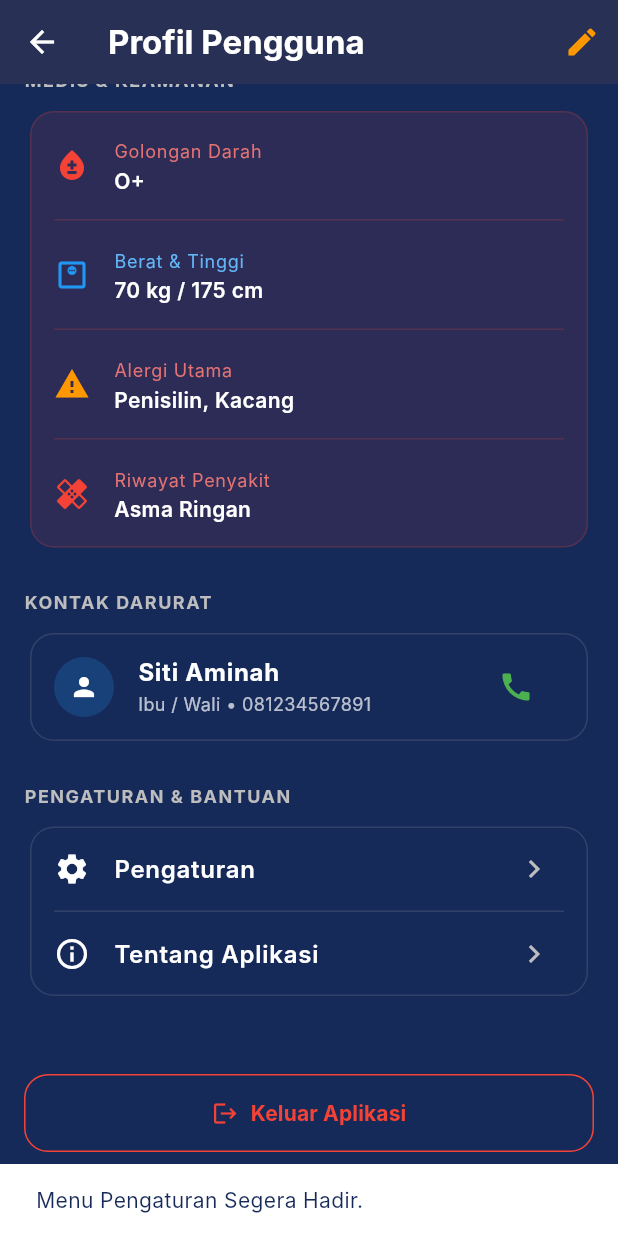
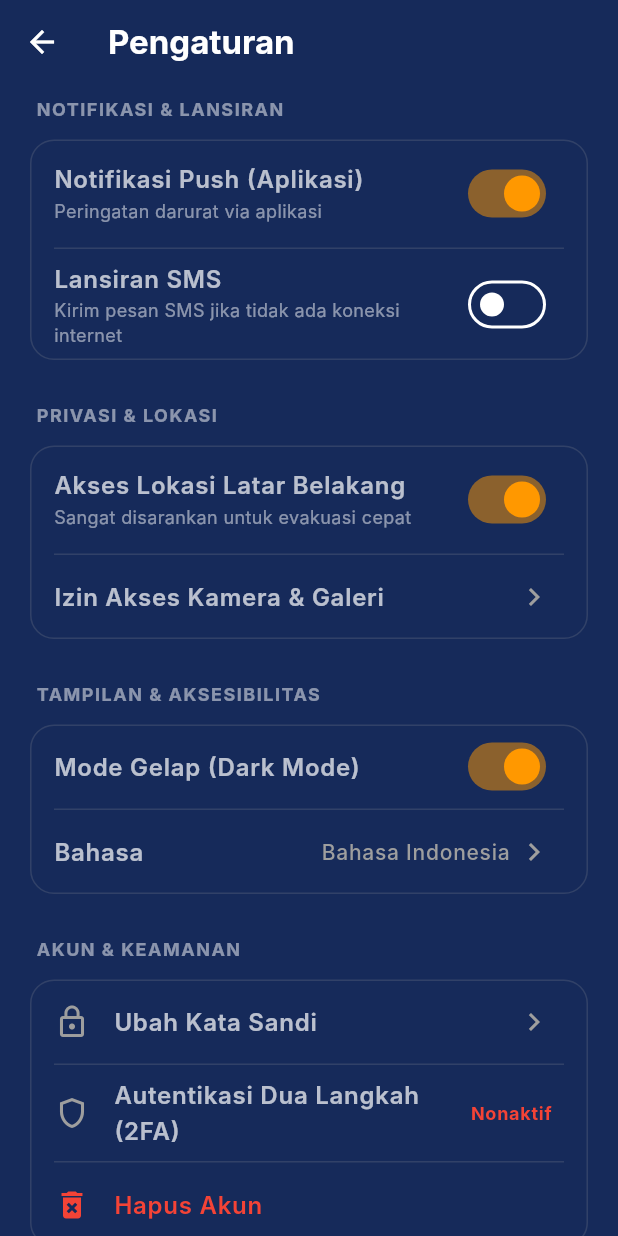
Before and after one commit to SuperBypassUdinnn/SIAGAKITA, a Flutter app: the ProfileScreen screen opened directly, scrolled down 576 dp, after a tap on "Pengaturan", on a phone screen of 412 x 824 dp. Run offline on Flutter 3.47's test engine with Material 3 defaults, Android fonts, the phone set to English and light mode, and no system bars; Roboto replaces fonts that are missing (Inter).

Commit message:
feat(profile): tambah halaman pengaturan dan tentang aplikasi

```diff
--- a/mobile-flutter/lib/features/masyarakat/profile_screen.dart
+++ b/mobile-flutter/lib/features/masyarakat/profile_screen.dart
@@ -2,6 +2,8 @@ import 'package:flutter/material.dart';
 import '../auth/login_screen.dart';
 import '../../core/models/user_model.dart';
 import 'edit_profile_screen.dart';
+import 'settings_screen.dart';
+import 'about_screen.dart';
 import 'volunteer_registration_screen.dart';
 
 class ProfileScreen extends StatefulWidget {
@@ -261,9 +263,7 @@ class _ProfileScreenState extends State<ProfileScreen> {
                         title: Text('Pengaturan', style: TextStyle(fontWeight: FontWeight.w600, color: primaryTextColor)),
                         trailing: Icon(Icons.chevron_right, color: hintColor),
                         onTap: () {
-                          ScaffoldMessenger.of(context).showSnackBar(
-                            const SnackBar(content: Text('Menu Pengaturan Segera Hadir.')),
-                          );
+                          Navigator.push(context, MaterialPageRoute(builder: (_) => const SettingsScreen()));
                         },
                       ),
                       Divider(height: 1, indent: 16, endIndent: 16, color: isDark ? Colors.grey.withValues(alpha: 0.2) : Colors.grey.shade200),
@@ -272,9 +272,7 @@ class _ProfileScreenState extends State<ProfileScreen> {
                         title: Text('Tentang Aplikasi', style: TextStyle(fontWeight: FontWeight.w600, color: primaryTextColor)),
                         trailing: Icon(Icons.chevron_right, color: hintColor),
                         onTap: () {
-                          ScaffoldMessenger.of(context).showSnackBar(
-                            const SnackBar(content: Text('Tentang SiagaKita v1.0.0 Segera Hadir.')),
-                          );
+                          Navigator.push(context, MaterialPageRoute(builder: (_) => const AboutScreen()));
                         },
                       ),
                     ],
--- /dev/null
+++ b/mobile-flutter/lib/features/masyarakat/settings_screen.dart
@@ -0,0 +1,213 @@
+import 'package:flutter/material.dart';
+
+class SettingsScreen extends StatefulWidget {
+  const SettingsScreen({super.key});
+
+  @override
+  State<SettingsScreen> createState() => _SettingsScreenState();
+}
+
+class _SettingsScreenState extends State<SettingsScreen> {
+  // Mock states for settings toggles
+  bool _pushNotifications = true;
+  bool _smsAlerts = false;
+  bool _locationTracking = true;
+  bool _darkMode = true;
+  String _language = 'Bahasa Indonesia';
+
+  @override
+  Widget build(BuildContext context) {
+    final colors = Theme.of(context).colorScheme;
+    final isDark = Theme.of(context).brightness == Brightness.dark;
+
+    final primaryTextColor = isDark ? Colors.white : const Color(0xFF0D1B3E);
+    final secondaryTextColor = isDark ? Colors.white70 : Colors.black87;
+    final cardColor = isDark ? colors.surfaceContainerHighest : Colors.white;
+
+    return Scaffold(
+      backgroundColor: colors.surface,
+      appBar: AppBar(
+        title: Text('Pengaturan', style: TextStyle(fontWeight: FontWeight.bold, color: primaryTextColor)),
+        backgroundColor: Colors.transparent,
+        elevation: 0,
+        iconTheme: IconThemeData(color: primaryTextColor),
+      ),
+      body: ListView(
+        padding: const EdgeInsets.symmetric(horizontal: 16, vertical: 8),
+        children: [
+          // 1. Notifikasi & Lansiran
+          _buildSectionHeader('NOTIFIKASI & LANSIRAN', colors),
+          Card(
+            color: cardColor,
+            elevation: isDark ? 0 : 2,
+            shape: RoundedRectangleBorder(
+              borderRadius: BorderRadius.circular(16),
+              side: isDark ? BorderSide(color: Colors.grey.withValues(alpha: 0.2)) : BorderSide.none,
+            ),
+            child: Column(
+              children: [
+                SwitchListTile(
+                  title: Text('Notifikasi Push (Aplikasi)', style: TextStyle(color: secondaryTextColor, fontWeight: FontWeight.w600)),
+                  subtitle: Text('Peringatan darurat via aplikasi', style: TextStyle(color: colors.onSurface.withValues(alpha: 0.5), fontSize: 12)),
+                  activeColor: Colors.orange,
+                  value: _pushNotifications,
+                  onChanged: (val) => setState(() => _pushNotifications = val),
+                ),
+                Divider(height: 1, indent: 16, endIndent: 16, color: isDark ? Colors.grey.withValues(alpha: 0.2) : Colors.grey.shade200),
+                SwitchListTile(
+                  title: Text('Lansiran SMS', style: TextStyle(color: secondaryTextColor, fontWeight: FontWeight.w600)),
+                  subtitle: Text('Kirim pesan SMS jika tidak ada koneksi internet', style: TextStyle(color: colors.onSurface.withValues(alpha: 0.5), fontSize: 12)),
+                  activeColor: Colors.orange,
+                  value: _smsAlerts,
+                  onChanged: (val) => setState(() => _smsAlerts = val),
+                ),
+              ],
+            ),
+          ),
+
+          const SizedBox(height: 24),
+
+          // 2. Privasi & Lokasi
+          _buildSectionHeader('PRIVASI & LOKASI', colors),
+          Card(
+            color: cardColor,
+            elevation: isDark ? 0 : 2,
+            shape: RoundedRectangleBorder(
+              borderRadius: BorderRadius.circular(16),
+              side: isDark ? BorderSide(color: Colors.grey.withValues(alpha: 0.2)) : BorderSide.none,
+            ),
+            child: Column(
+              children: [
+                SwitchListTile(
+                  title: Text('Akses Lokasi Latar Belakang', style: TextStyle(color: secondaryTextColor, fontWeight: FontWeight.w600)),
+                  subtitle: Text('Sangat disarankan untuk evakuasi cepat', style: TextStyle(color: colors.onSurface.withValues(alpha: 0.5), fontSize: 12)),
+                  activeColor: Colors.orange,
+                  value: _locationTracking,
+                  onChanged: (val) => setState(() => _locationTracking = val),
+                ),
+                Divider(height: 1, indent: 16, endIndent: 16, color: isDark ? Colors.grey.withValues(alpha: 0.2) : Colors.grey.shade200),
+                ListTile(
+                  title: Text('Izin Akses Kamera & Galeri', style: TextStyle(color: secondaryTextColor, fontWeight: FontWeight.w600)),
+                  trailing: const Icon(Icons.chevron_right, color: Colors.grey),
+                  onTap: () {},
+                ),
+              ],
+            ),
+          ),
+
+          const SizedBox(height: 24),
+
+          // 3. Tampilan & Aksesibilitas
+          _buildSectionHeader('TAMPILAN & AKSESIBILITAS', colors),
+          Card(
+            color: cardColor,
+            elevation: isDark ? 0 : 2,
+            shape: RoundedRectangleBorder(
+              borderRadius: BorderRadius.circular(16),
+              side: isDark ? BorderSide(color: Colors.grey.withValues(alpha: 0.2)) : BorderSide.none,
+            ),
+            child: Column(
+              children: [
+                SwitchListTile(
+                  title: Text('Mode Gelap (Dark Mode)', style: TextStyle(color: secondaryTextColor, fontWeight: FontWeight.w600)),
+                  activeColor: Colors.orange,
+                  value: _darkMode,
+                  onChanged: (val) {
+                    setState(() => _darkMode = val);
+                    ScaffoldMessenger.of(context).showSnackBar(const SnackBar(content: Text('Tema dikendalikan oleh sistem saat ini.')));
+                  },
+                ),
+                Divider(height: 1, indent: 16, endIndent: 16, color: isDark ? Colors.grey.withValues(alpha: 0.2) : Colors.grey.shade200),
+                ListTile(
+                  title: Text('Bahasa', style: TextStyle(color: secondaryTextColor, fontWeight: FontWeight.w600)),
+                  trailing: Row(
+                    mainAxisSize: MainAxisSize.min,
+                    children: [
+                      Text(_language, style: const TextStyle(color: Colors.grey, fontSize: 14)),
+                      const SizedBox(width: 4),
+                      const Icon(Icons.chevron_right, color: Colors.grey),
+                    ],
+                  ),
+                  onTap: () {},
+                ),
+              ],
+            ),
+          ),
+
+          const SizedBox(height: 24),
+
+          // 4. Akun & Keamanan
+          _buildSectionHeader('AKUN & KEAMANAN', colors),
+          Card(
+            color: cardColor,
+            elevation: isDark ? 0 : 2,
+            shape: RoundedRectangleBorder(
+              borderRadius: BorderRadius.circular(16),
+              side: isDark ? BorderSide(color: Colors.grey.withValues(alpha: 0.2)) : BorderSide.none,
+            ),
+            child: Column(
+              children: [
+                ListTile(
+                  leading: const Icon(Icons.lock_outline, color: Colors.grey),
+                  title: Text('Ubah Kata Sandi', style: TextStyle(color: secondaryTextColor, fontWeight: FontWeight.w600)),
+                  trailing: const Icon(Icons.chevron_right, color: Colors.grey),
+                  onTap: () {},
+                ),
+                Divider(height: 1, indent: 16, endIndent: 16, color: isDark ? Colors.grey.withValues(alpha: 0.2) : Colors.grey.shade200),
+                ListTile(
+                  leading: const Icon(Icons.shield_outlined, color: Colors.grey),
+                  title: Text('Autentikasi Dua Langkah (2FA)', style: TextStyle(color: secondaryTextColor, fontWeight: FontWeight.w600)),
+                  trailing: const Text('Nonaktif', style: TextStyle(color: Colors.red, fontSize: 12, fontWeight: FontWeight.bold)),
+                  onTap: () {},
+                ),
+                Divider(height: 1, indent: 16, endIndent: 16, color: isDark ? Colors.grey.withValues(alpha: 0.2) : Colors.grey.shade200),
+                ListTile(
+                  leading: const Icon(Icons.delete_forever, color: Colors.red),
+                  title: const Text('Hapus Akun', style: TextStyle(color: Colors.red, fontWeight: FontWeight.w600)),
+                  onTap: () {
+                    showDialog(
+                      context: context,
+                      builder: (ctx) => AlertDialog(
+                        backgroundColor: cardColor,
+                        title: const Text('Hapus Akun?'),
+                        content: const Text('Tindakan ini tidak dapat dibatalkan. Seluruh riwayat donasi darah, poin relawan, dan rekam medis darurat akan dihapus permanen.'),
+                        actions: [
+                          TextButton(
+                            onPressed: () => Navigator.pop(ctx),
+                            child: const Text('Batal', style: TextStyle(color: Colors.grey)),
+                          ),
+                          ElevatedButton(
+                            onPressed: () => Navigator.pop(ctx),
+                            style: ElevatedButton.styleFrom(backgroundColor: Colors.red, foregroundColor: Colors.white),
+                            child: const Text('Hapus Permanen'),
+                          ),
+                        ],
+                      ),
+                    );
+                  },
+                ),
+              ],
+            ),
+          ),
+
+          const SizedBox(height: 48),
+        ],
+      ),
+    );
+  }
+
+  Widget _buildSectionHeader(String title, ColorScheme colors) {
+    return Padding(
+      padding: const EdgeInsets.only(left: 8, bottom: 8),
+      child: Text(
+        title,
+        style: TextStyle(
+          color: colors.onSurface.withValues(alpha: 0.5),
+          fontWeight: FontWeight.bold,
+          letterSpacing: 1,
+          fontSize: 12,
+        ),
+      ),
+    );
+  }
+}
```
Also changed, not shown: mobile-flutter/lib/features/masyarakat/about_screen.dart (added, +123 -0 lines).
